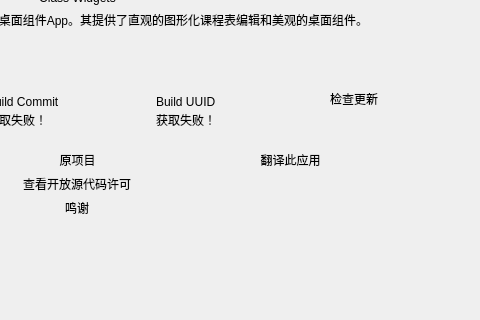
Above: view/menu/about.ui from YU322142/Class-Widgets-1_plus before the change; both pictures show x 320 to 800 and y 98 to 418 of the 800 by 800 pixel window. Below: the same form after it.
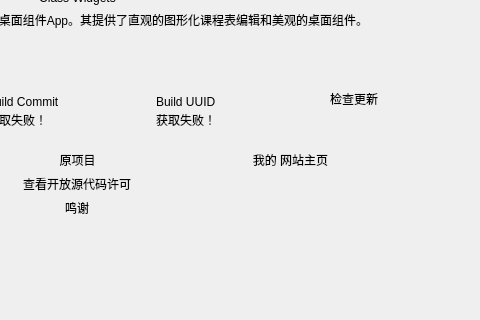
That is the form after the change. Icons and pictures are not drawn. Custom widgets are drawn as their Qt base class.

The edit to the form file:
```diff
--- a/view/menu/about.ui
+++ b/view/menu/about.ui
@@ -447,7 +447,7 @@
               </size>
              </property>
              <property name="text">
-              <string>翻译此应用</string>
+              <string>我的 网站主页</string>
              </property>
             </widget>
            </item>
```
